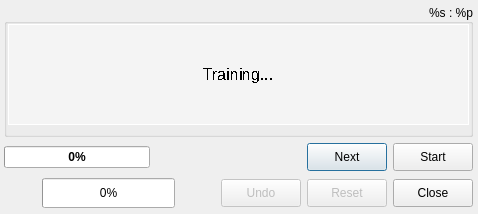
Qt form res/ui/training-dialog.ui (smartboyhw/speechcontrol) before a commit.
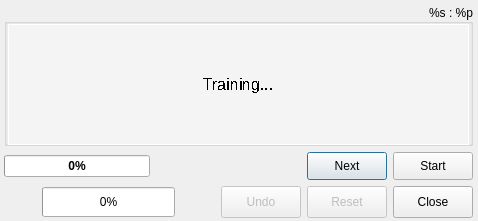
The same form after that commit.

Commit message: Worked more on the UI to give it more of a native feel on Ubuntu.

```diff
--- a/res/ui/training-dialog.ui
+++ b/res/ui/training-dialog.ui
@@ -11,7 +11,7 @@
     <x>0</x>
     <y>0</y>
     <width>478</width>
-    <height>214</height>
+    <height>221</height>
    </rect>
   </property>
   <property name="windowTitle">
@@ -26,7 +26,7 @@
      <x>4</x>
      <y>4</y>
      <width>469</width>
-     <height>205</height>
+     <height>214</height>
     </rect>
    </property>
    <layout class="QGridLayout" name="gridLayout">
@@ -116,6 +116,12 @@
         <property name="enabled">
          <bool>false</bool>
         </property>
+        <property name="sizePolicy">
+         <sizepolicy hsizetype="Minimum" vsizetype="Preferred">
+          <horstretch>0</horstretch>
+          <verstretch>0</verstretch>
+         </sizepolicy>
+        </property>
         <property name="minimumSize">
          <size>
           <width>0</width>
@@ -144,6 +150,12 @@
         <property name="enabled">
          <bool>false</bool>
         </property>
+        <property name="sizePolicy">
+         <sizepolicy hsizetype="Minimum" vsizetype="Preferred">
+          <horstretch>0</horstretch>
+          <verstretch>0</verstretch>
+         </sizepolicy>
+        </property>
         <property name="minimumSize">
          <size>
           <width>0</width>
@@ -169,6 +181,12 @@
       </item>
       <item>
        <widget class="QPushButton" name="pushButtonClose">
+        <property name="sizePolicy">
+         <sizepolicy hsizetype="Minimum" vsizetype="Preferred">
+          <horstretch>0</horstretch>
+          <verstretch>0</verstretch>
+         </sizepolicy>
+        </property>
         <property name="minimumSize">
          <size>
           <width>0</width>
@@ -206,6 +224,12 @@
     </item>
     <item row="1" column="5">
      <widget class="QPushButton" name="pushButtonProgress">
+      <property name="sizePolicy">
+       <sizepolicy hsizetype="Minimum" vsizetype="Preferred">
+        <horstretch>0</horstretch>
+        <verstretch>0</verstretch>
+       </sizepolicy>
+      </property>
       <property name="minimumSize">
        <size>
         <width>0</width>
@@ -231,6 +255,12 @@
     </item>
     <item row="1" column="4">
      <widget class="QPushButton" name="pushButtonNext">
+      <property name="sizePolicy">
+       <sizepolicy hsizetype="Minimum" vsizetype="Preferred">
+        <horstretch>0</horstretch>
+        <verstretch>0</verstretch>
+       </sizepolicy>
+      </property>
       <property name="minimumSize">
        <size>
         <width>0</width>
@@ -253,7 +283,7 @@
       <property name="minimumSize">
        <size>
         <width>438</width>
-        <height>122</height>
+        <height>142</height>
        </size>
       </property>
       <property name="title">
@@ -271,7 +301,7 @@
          <x>4</x>
          <y>20</y>
          <width>461</width>
-         <height>101</height>
+         <height>121</height>
         </rect>
        </property>
        <property name="minimumSize">
```
The commit also changes 7 other files.
